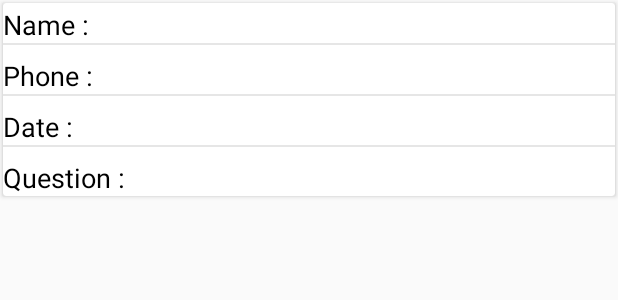
After one commit to ye7ia10/Keffa7_Company, an Android app: the layout question_item.xml on its own in the app's theme, with its tools: preview values and no code run, on a phone screen of 412 x 824 dp. The commit adds this screen. Shown: the top 300 px of the screen. Run offline under Robolectric (Android 15) with nearby library versions, the phone set to English and light mode, and no system bars.

Commit message:
design ui retreive

```diff
--- a/app/src/main/java/com/example/companyk/ProjectViewer.java
+++ b/app/src/main/java/com/example/companyk/ProjectViewer.java
@@ -35,7 +35,6 @@ public class ProjectViewer extends AppCompatActivity implements PopupMenu.OnMenu
         super.onCreate(savedInstanceState);
         setContentView(R.layout.activity_project_viewer);
         toolbar = (Toolbar) findViewById(R.id.toolbar);
-        toolbar.setTitle("Our Projects");
         recyclerView = (RecyclerView) findViewById(R.id.recycle);
         imageView = (ImageView) findViewById(R.id.menu);
         recyclerView.setHasFixedSize(true);
--- /dev/null
+++ b/app/src/main/res/layout/question_item.xml
@@ -0,0 +1,143 @@
+<?xml version="1.0" encoding="utf-8"?>
+<androidx.cardview.widget.CardView
+    xmlns:android="http://schemas.android.com/apk/res/android"
+    android:layout_width="match_parent"
+    android:padding="5dp"
+    android:layout_margin="2dp"
+    android:layout_height="wrap_content">
+
+  <LinearLayout
+      android:layout_width="match_parent"
+      android:layout_height="wrap_content"
+      android:orientation="vertical">
+
+      <LinearLayout
+          android:layout_marginTop="2dp"
+          android:layout_width="match_parent"
+          android:layout_height="wrap_content"
+          android:orientation="horizontal">
+
+          <TextView
+              android:layout_width="wrap_content"
+              android:layout_height="wrap_content"
+              android:textSize="18sp"
+              android:textColor="@android:color/black"
+              android:text="Name : "
+              android:id="@+id/t2"
+              ></TextView>
+
+          <TextView
+              android:layout_width="match_parent"
+              android:layout_height="wrap_content"
+              android:textSize="18sp"
+              android:textColor="@android:color/black"
+              android:textStyle="bold"
+              android:id="@+id/textname"
+              android:layout_marginStart="3dp"
+              ></TextView>
+      </LinearLayout>
+
+      <View
+          android:layout_width="match_parent"
+          android:layout_height="1dp"
+          android:layout_marginBottom="6dp"
+          android:background="#E6E6E6"/>
+
+      <LinearLayout
+          android:layout_marginTop="2dp"
+          android:layout_width="match_parent"
+          android:layout_height="wrap_content"
+          android:orientation="horizontal">
+
+          <TextView
+              android:layout_width="wrap_content"
+              android:layout_height="wrap_content"
+              android:textSize="18sp"
+              android:textColor="@android:color/black"
+              android:text="Phone : "
+              ></TextView>
+
+          <TextView
+              android:layout_width="match_parent"
+              android:layout_height="wrap_content"
+              android:textSize="18sp"
+              android:textColor="@android:color/black"
+              android:textStyle="bold"
+              android:id="@+id/textphone"
+              android:layout_marginStart="3dp"
+              ></TextView>
+      </LinearLayout>
+
+
+
+
+      <View
+          android:layout_width="match_parent"
+          android:layout_height="1dp"
+          android:layout_marginBottom="6dp"
+          android:background="#E6E6E6"/>
+
+      <LinearLayout
+          android:layout_marginTop="2dp"
+          android:layout_width="match_parent"
+          android:layout_height="wrap_content"
+          android:orientation="horizontal">
+
+          <TextView
+              android:layout_width="wrap_content"
+              android:layout_height="wrap_content"
+              android:textSize="18sp"
+              android:textColor="@android:color/black"
+              android:text="Date : "
+              ></TextView>
+
+          <TextView
+              android:layout_width="match_parent"
+              android:layout_height="wrap_content"
+              android:textSize="18sp"
+              android:textColor="@android:color/black"
+              android:textStyle="bold"
+              android:id="@+id/textDate"
+              android:layout_marginStart="3dp"
+              ></TextView>
+      </LinearLayout>
+
+
+      <View
+          android:layout_width="match_parent"
+          android:layout_height="1dp"
+          android:layout_marginBottom="6dp"
+          android:background="#E6E6E6"/>
+
+      <LinearLayout
+          android:layout_marginTop="2dp"
+          android:layout_width="match_parent"
+          android:layout_height="wrap_content"
+          android:orientation="horizontal">
+
+          <TextView
+              android:layout_width="wrap_content"
+              android:layout_height="wrap_content"
+              android:textSize="18sp"
+              android:textColor="@android:color/black"
+              android:text="Question : "
+              ></TextView>
+
+          <TextView
+              android:layout_width="match_parent"
+              android:layout_height="wrap_content"
+              android:textSize="18sp"
+              android:textColor="@android:color/black"
+              android:textStyle="bold"
+              android:id="@+id/ques"
+              android:layout_marginStart="3dp"
+              android:maxLines="5"
+              ></TextView>
+      </LinearLayout>
+
+
+
+  </LinearLayout>
+
+
+</androidx.cardview.widget.CardView>
```
Also changed, not shown: app/src/main/java/com/example/companyk/Question.java (added, +47 -0 lines), app/src/main/java/com/example/companyk/QuestionAdapter.java (added, +55 -0 lines), app/src/main/java/com/example/companyk/comp.java (+8 -1 lines), app/src/main/res/layout/activity_main.xml (+5 -5 lines), app/src/main/res/layout/activity_project_viewer.xml (+10 -1 lines), app/src/main/res/drawable-hdpi/aann.png (added), app/src/main/res/drawable-hdpi/screen0.jpg (added).
